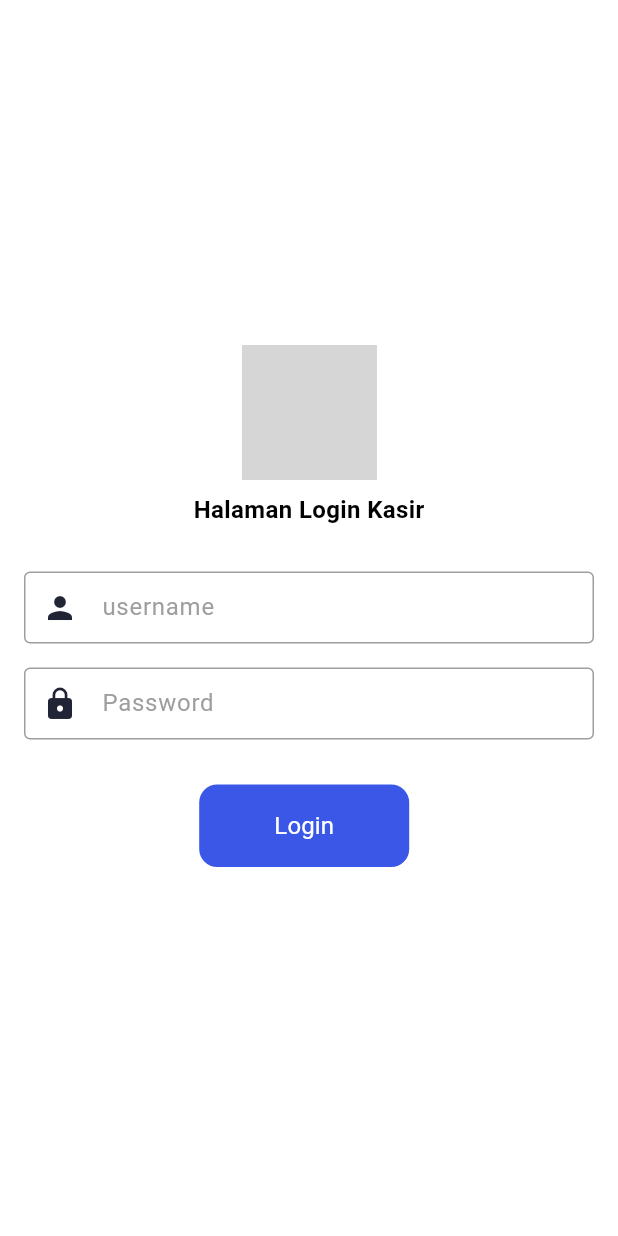
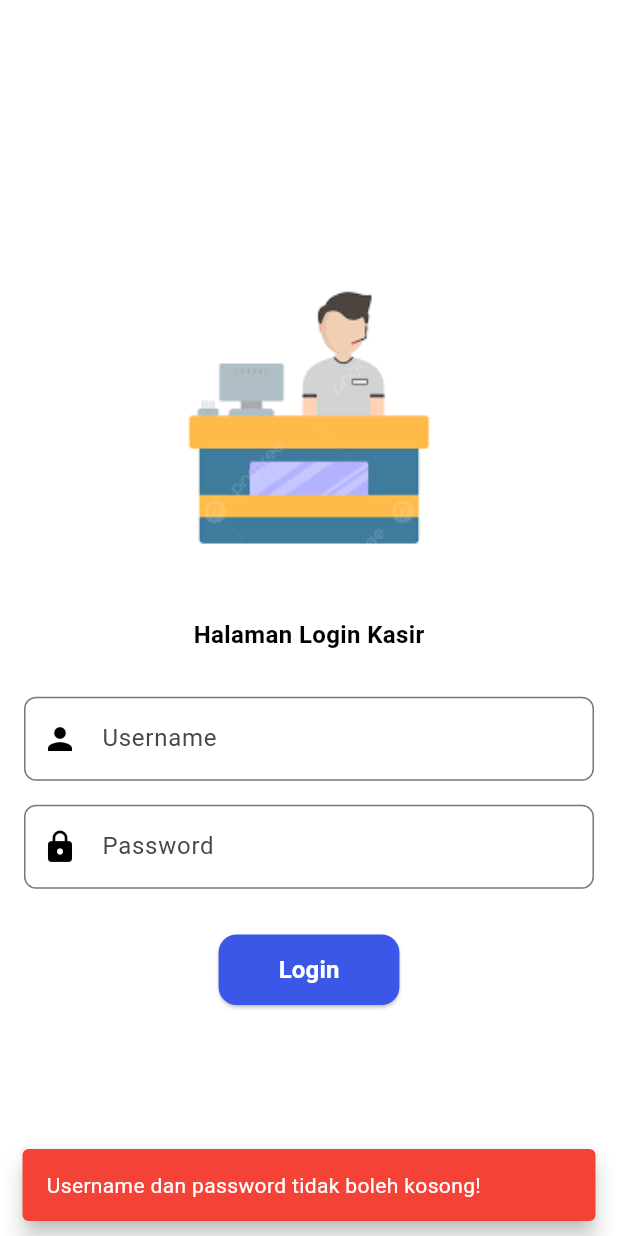
Before and after one commit to RaflyEsa/ukk_2025, a Flutter app: the screen it shows after launch, after a tap on "Login", on a phone screen of 412 x 824 dp. Run offline on Flutter 3.47's test engine with Material 3 defaults, Android fonts, the phone set to English and light mode, and no system bars; our stand-ins replace supabase_flutter; accounts and stored records are empty; grey boxes are pictures that could not be loaded.

```diff
--- a/lib/home_page/home_page.dart
+++ b/lib/home_page/home_page.dart
@@ -1,10 +1,7 @@
-// ignore_for_file: library_private_types_in_public_api
-
 import 'dart:async';
 import 'package:flutter/material.dart';
 import 'package:supabase_flutter/supabase_flutter.dart';
 import 'package:ukk_2025/login/login.dart';
-import 'package:ukk_2025/pelanggan/pelanggan.dart';
 
 class HomePage extends StatefulWidget {
   final int userId;
--- a/lib/login/logika_login.dart
+++ b/lib/login/logika_login.dart
@@ -1,67 +1,20 @@
-import 'package:flutter/material.dart';
 import 'package:supabase_flutter/supabase_flutter.dart';
-import 'package:ukk_2025/home_page/home_page.dart';
 
+class AuthService {
+  final SupabaseClient _supabase = Supabase.instance.client;
 
-class LoginPage extends StatefulWidget {
-  @override
-  _LoginPageState createState() => _LoginPageState();
-}
-
-class _LoginPageState extends State<LoginPage> {
-  final _usernameController = TextEditingController();
-  final _passwordController = TextEditingController();
-
-  Future<void> _login() async {
-    final username = _usernameController.text.trim();
-    final password = _passwordController.text.trim();
-
-    if (username.isEmpty || password.isEmpty) {
-      ScaffoldMessenger.of(context).showSnackBar(
-        const SnackBar(
-            content: Text('Username dan password tidak boleh kosong.')),
-      );
-      return;
-    }
-
+  Future<Map<String, dynamic>?> login(String username, String password) async {
     try {
-      final response = await Supabase.instance.client
+      final response = await _supabase
           .from('user')
           .select('id, username')
           .eq('username', username)
           .eq('password', password)
           .maybeSingle();
 
-      if (response != null) {
-        final userId = response['id'];
-        final userName = response['username'];
-
-        ScaffoldMessenger.of(context).showSnackBar(
-          SnackBar(content: Text('Selamat datang, $userName!')),
-        );
-
-        Navigator.pushReplacement(
-          context,
-          MaterialPageRoute(
-              builder: (context) =>
-                  HomePage(userId: userId, username: userName)),
-        );
-      } else {
-        ScaffoldMessenger.of(context).showSnackBar(
-          const SnackBar(
-              content: Text('Login gagal. Username atau password salah.')),
-        );
-      }
+      return response;
     } catch (e) {
-      ScaffoldMessenger.of(context).showSnackBar(
-        SnackBar(content: Text('Terjadi kesalahan: $e')),
-      );
+      throw Exception('Gagal terhubung ke server: $e');
     }
   }
-
-  @override
-  Widget build(BuildContext context) {
-    throw UnimplementedError();
-  }
-
 }
--- a/lib/login/login.dart
+++ b/lib/login/login.dart
@@ -1,171 +1,120 @@
 import 'package:flutter/material.dart';
 import 'package:ukk_2025/home_page/home_page.dart';
+import 'package:ukk_2025/login/logika_login.dart';
+import 'package:ukk_2025/login/snack_bar.dart';
 
+class LoginPage extends StatefulWidget {
+  @override
+  _LoginPageState createState() => _LoginPageState();
+}
 
+class _LoginPageState extends State<LoginPage> {
+  final TextEditingController _usernameController = TextEditingController();
+  final TextEditingController _passwordController = TextEditingController();
+  final AuthService _authService = AuthService();
 
-class LoginPage extends StatelessWidget {
+  @override
+  void dispose() {
+    _usernameController.dispose();
+    _passwordController.dispose();
+    super.dispose();
+  }
+
+  void _login() async {
+    String username = _usernameController.text.trim();
+    String password = _passwordController.text.trim();
+
+    if (username.isEmpty || password.isEmpty) {
+      SnackbarHelper.showSnackbar(context, 'Username dan password tidak boleh kosong!', isError: true);
+      return;
+    }
+
+    try {
+      final user = await _authService.login(username, password);
+
+      if (user != null) {
+        SnackbarHelper.showSnackbar(context, 'Login berhasil, selamat datang ${user['username']}!');
+        Navigator.pushReplacement(
+          context,
+          MaterialPageRoute(
+            builder: (context) => HomePage(userId: user['id'], username: user['username']),
+          ),
+        );
+      } else {
+        SnackbarHelper.showSnackbar(context, 'Login gagal. Periksa username dan password!', isError: true);
+      }
+    } catch (e) {
+      SnackbarHelper.showSnackbar(context, 'Terjadi kesalahan: $e', isError: true);
+    }
+  }
+
   @override
   Widget build(BuildContext context) {
     return Scaffold(
-      backgroundColor: Color(0xffffffff),
+      backgroundColor: Colors.white,
       body: Align(
         alignment: Alignment.center,
         child: Padding(
-          padding: EdgeInsets.symmetric(vertical: 0, horizontal: 16),
+          padding: const EdgeInsets.symmetric(horizontal: 16),
           child: SingleChildScrollView(
             child: Column(
               mainAxisAlignment: MainAxisAlignment.center,
               crossAxisAlignment: CrossAxisAlignment.center,
-              mainAxisSize: MainAxisSize.max,
               children: [
-                ///***If you have exported images you must have to copy those images in assets/images directory.q
-                Image(
-                  image: NetworkImage(
-                      "https://www.google.com/url?sa=i&url=https%3A%2F%2Fdepositphotos.com%2Fid%2Fvector%2Fillustration-plastic-bucket-character-cashier-cute-style-design-shirt-sticker-494469422.html&psig=AOvVaw2vWwo5k00S88xwboM0ySfT&ust=1738806194258000&source=images&cd=vfe&opi=89978449&ved=0CBQQjRxqFwoTCNjZ1eu0q4sDFQAAAAAdAAAAABAR"),
-                  height: 90,
-                  width: 90,
+                const Image(
+                  image: AssetImage('assets/images/kasir.png'),
+                  height: 250,
+                  width: 250,
                   fit: BoxFit.cover,
                 ),
-                Padding(
-                  padding: EdgeInsets.fromLTRB(0, 8, 0, 30),
-                  child: Text(
+                const SizedBox(height: 8),
+                const Text(
                   "Halaman Login Kasir",
-                    textAlign: TextAlign.start,
-                    overflow: TextOverflow.clip,
                   style: TextStyle(
                     fontWeight: FontWeight.w700,
-                      fontStyle: FontStyle.normal,
                     fontSize: 16,
-                      color: Color(0xff000000),
+                    color: Colors.black,
+                  ),
+                ),
+                const SizedBox(height: 30),
+
+                TextField(
+                  controller: _usernameController,
+                  decoration: InputDecoration(
+                    labelText: "Username",
+                    prefixIcon: const Icon(Icons.person, color: Colors.black),
+                    border: OutlineInputBorder(
+                      borderRadius: BorderRadius.circular(8),
                     ),
                   ),
                 ),
-                Padding(
-                  padding: EdgeInsets.fromLTRB(0, 0, 0, 16),
-                  child: TextField(
-                    controller: TextEditingController(),
-                    obscureText: false,
-                    textAlign: TextAlign.start,
-                    maxLines: 1,
-                    style: TextStyle(
-                      fontWeight: FontWeight.w400,
-                      fontStyle: FontStyle.normal,
-                      fontSize: 16,
-                      color: Color(0xff000000),
-                    ),
+                const SizedBox(height: 16),
+
+                TextField(
+                  controller: _passwordController,
+                  obscureText: true,
                   decoration: InputDecoration(
-                      disabledBorder: OutlineInputBorder(
-                        borderRadius: BorderRadius.circular(4.0),
-                        borderSide:
-                            BorderSide(color: Color(0xff9e9e9e), width: 1),
-                      ),
-                      focusedBorder: OutlineInputBorder(
-                        borderRadius: BorderRadius.circular(4.0),
-                        borderSide:
-                            BorderSide(color: Color(0xff9e9e9e), width: 1),
-                      ),
-                      enabledBorder: OutlineInputBorder(
-                        borderRadius: BorderRadius.circular(4.0),
-                        borderSide:
-                            BorderSide(color: Color(0xff9e9e9e), width: 1),
-                      ),
-                      labelText: "username",
-                      labelStyle: TextStyle(
-                        fontWeight: FontWeight.w400,
-                        fontStyle: FontStyle.normal,
-                        fontSize: 16,
-                        color: Color(0xff9e9e9e),
-                      ),
-                      filled: true,
-                      fillColor: Color(0x00f2f2f3),
-                      isDense: true,
-                      contentPadding:
-                          EdgeInsets.symmetric(vertical: 8, horizontal: 12),
-                      prefixIcon: Icon(Icons.person,
-                          color: Color(0xff212435), size: 24),
+                    labelText: "Password",
+                    prefixIcon: const Icon(Icons.lock, color: Colors.black),
+                    border: OutlineInputBorder(
+                      borderRadius: BorderRadius.circular(8),
                     ),
                   ),
                 ),
-                TextField(
-                  controller: TextEditingController(),
-                  obscureText: true,
-                  textAlign: TextAlign.start,
-                  maxLines: 1,
-                  style: TextStyle(
-                    fontWeight: FontWeight.w400,
-                    fontStyle: FontStyle.normal,
-                    fontSize: 16,
-                    color: Color(0xff000000),
-                  ),
-                  decoration: InputDecoration(
-                    disabledBorder: OutlineInputBorder(
-                      borderRadius: BorderRadius.circular(4.0),
-                      borderSide:
-                          BorderSide(color: Color(0xff9e9e9e), width: 1),
-                    ),
-                    focusedBorder: OutlineInputBorder(
-                      borderRadius: BorderRadius.circular(4.0),
-                      borderSide:
-                          BorderSide(color: Color(0xff9e9e9e), width: 1),
-                    ),
-                    enabledBorder: OutlineInputBorder(
-                      borderRadius: BorderRadius.circular(4.0),
-                      borderSide:
-                          BorderSide(color: Color(0xff9e9e9e), width: 1),
-                    ),
-                    labelText: "Password",
-                    labelStyle: TextStyle(
-                      fontWeight: FontWeight.w400,
-                      fontStyle: FontStyle.normal,
-                      fontSize: 16,
-                      color: Color(0xff9e9e9e),
-                    ),
-                    filled: true,
-                    fillColor: Color(0x00f2f2f3),
-                    isDense: true,
-                    contentPadding:
-                        EdgeInsets.symmetric(vertical: 8, horizontal: 12),
-                    prefixIcon:
-                        Icon(Icons.lock, color: Color(0xff212435), size: 24),
+                const SizedBox(height: 30),
+
+                ElevatedButton(
+                  onPressed: _login,
+                  style: ElevatedButton.styleFrom(
+                    backgroundColor: const Color(0xff3a57e8),
+                    padding: const EdgeInsets.symmetric(vertical: 12, horizontal: 40),
+                    shape: RoundedRectangleBorder(
+                      borderRadius: BorderRadius.circular(12),
                     ),
                   ),
-                Padding(
-                  padding: EdgeInsets.fromLTRB(0, 30, 0, 16),
-                  child: Row(
-                    mainAxisAlignment: MainAxisAlignment.center,
-                    crossAxisAlignment: CrossAxisAlignment.center,
-                    mainAxisSize: MainAxisSize.max,
-                    children: [
-                      SizedBox(
-                        width: 16,
-                      ),
-                      Expanded(
-                        flex: 1,
-                        child: Align(
-                          alignment: Alignment(-0.1, 0.0),
-                          child: MaterialButton(
-                            onPressed: () {},
-                            color: Color(0xff3a57e8),
-                            elevation: 0,
-                            shape: RoundedRectangleBorder(
-                              borderRadius: BorderRadius.circular(12.0),
-                            ),
-                            padding: EdgeInsets.all(16),
-                            child: Text(
+                  child: const Text(
                     "Login",
-                              style: TextStyle(
-                                fontSize: 16,
-                                fontWeight: FontWeight.w400,
-                                fontStyle: FontStyle.normal,
-                              ),
-                            ),
-                            textColor: Color(0xffffffff),
-                            height: 40,
-                            minWidth: 140,
-                          ),
-                        ),
-                      ),
-                    ],
+                    style: TextStyle(fontSize: 16, fontWeight: FontWeight.w600, color: Colors.white),
                   ),
                 ),
               ],
--- /dev/null
+++ b/lib/login/snack_bar.dart
@@ -0,0 +1,14 @@
+import 'package:flutter/material.dart';
+
+class SnackbarHelper {
+  static void showSnackbar(BuildContext context, String message, {bool isError = false}) {
+    ScaffoldMessenger.of(context).showSnackBar(
+      SnackBar(
+        content: Text(message, style: const TextStyle(color: Colors.white)),
+        backgroundColor: isError ? Colors.red : Colors.green,
+        behavior: SnackBarBehavior.floating,
+        duration: const Duration(seconds: 3),
+      ),
+    );
+  }
+}
--- a/lib/main.dart
+++ b/lib/main.dart
@@ -1,5 +1,6 @@
 import 'package:flutter/material.dart';
 import 'package:ukk_2025/login/login.dart';
+
 import 'package:supabase_flutter/supabase_flutter.dart';
 
 Future<void> main() async {
@@ -7,20 +8,20 @@ Future<void> main() async {
     url: 'https://yxwuaybfpzfrneexluit.supabase.co',
     anonKey: 'eyJhbGciOiJIUzI1NiIsInR5cCI6IkpXVCJ9.eyJpc3MiOiJzdXBhYmFzZSIsInJlZiI6Inl4d3VheWJmcHpmcm5lZXhsdWl0Iiwicm9sZSI6ImFub24iLCJpYXQiOjE3Mzg3MTM1NzksImV4cCI6MjA1NDI4OTU3OX0.LHy4nreaoVw9eG9aDGMLgKPfoC0xzPJVgwzzlgISxaY',
   );
-  runApp(MyApp());
+  runApp(const MyApp());
 }
 
 
 
+
         class MyApp extends StatelessWidget {
+  const MyApp({super.key});
+
   @override
   Widget build(BuildContext context) {
     return MaterialApp(
       debugShowCheckedModeBanner: false,
       title: 'Login',
-      theme: ThemeData(
-        primarySwatch: Colors.blue,
-      ),
       home: LoginPage(),
     );
   }
--- a/pubspec.yaml
+++ b/pubspec.yaml
@@ -30,7 +30,7 @@ environment:
 dependencies:
   flutter:
     sdk: flutter
-  supabase_flutter:
+  supabase_flutter: ^2.8.3
 
   # The following adds the Cupertino Icons font to your application.
   # Use with the CupertinoIcons class for iOS style icons.
@@ -59,8 +59,8 @@ flutter:
   uses-material-design: true
 
   # To add assets to your application, add an assets section, like this:
-   assets:
-     - asset/images/kasir.png
+  assets:
+    - assets/images/kasir.png
   #   - images/a_dot_ham.jpeg
 
   # An image asset can refer to one or more resolution-specific "variants", see
```
Also changed, not shown: assets/images/kasir.png (renamed from lib/asset/kasir.png), assets/images/logo.png (renamed from lib/asset/logo.png). Lines whose indentation alone changed are shown as unchanged.
